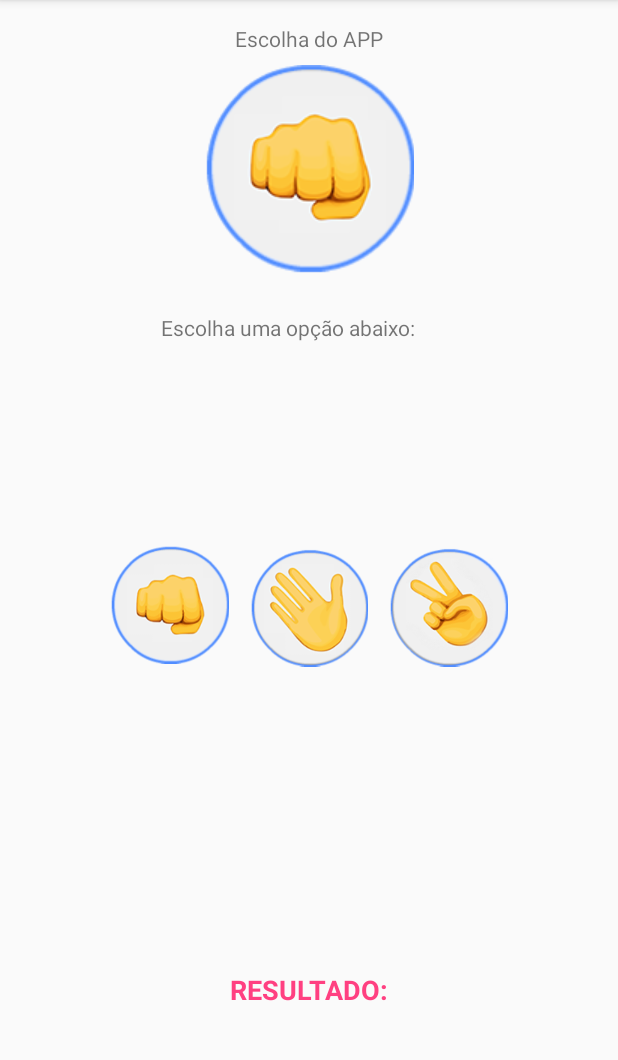
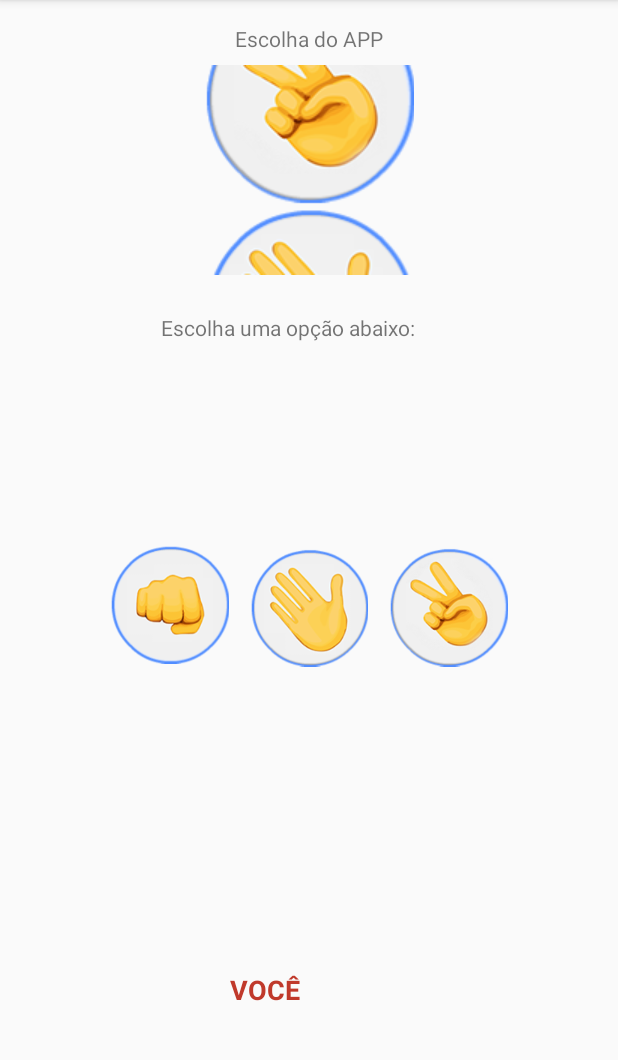
Before and after one commit to Tafarel-Brayan/Jokenpo, an Android app: the screen it shows after launch (MainActivity), after a tap on an icon or button, on a phone screen of 412 x 824 dp, the part 84-1144 px from its top. Run offline under Robolectric (Android 15) with nearby library versions, the phone set to English and light mode, and no system bars; 2 other taps on this screen came first.

```diff
--- a/app/src/main/java/com/tafarelbrayan/jokenpo/MainActivity.java
+++ b/app/src/main/java/com/tafarelbrayan/jokenpo/MainActivity.java
@@ -15,6 +15,11 @@ import static com.tafarelbrayan.jokenpo.R.color.colorSuccess;
 import static com.tafarelbrayan.jokenpo.R.color.colorWarning;
 
 public class MainActivity extends AppCompatActivity {
+
+    String opcao;
+    AnimationDrawable animationDrawable;
+    ImageView imageView;
+    TextView textView;
 
     @Override
     protected void onCreate(Bundle savedInstanceState) {
@@ -43,36 +48,31 @@ public class MainActivity extends AppCompatActivity {
     @SuppressLint("ResourceAsColor")
     public void jogar(String opcao){
 
-
         String[] opcoes = {"pedra", "papel", "tesoura"};
 
         int n = new Random().nextInt(3);
 
         String resultado = opcoes[n];
-            ImageView imageView = findViewById(R.id.imagePadrao);
-            TextView textView = findViewById(R.id.textoResultado);
+        this.imageView = findViewById(R.id.imagePadrao);
+        this.textView = findViewById(R.id.textoResultado);
 
         imageView.setImageResource(R.drawable.transparente);
 
         /*Gif Animado*/
         imageView.setBackgroundResource(R.drawable.splash_animation);
-            AnimationDrawable animationDrawable = (AnimationDrawable) imageView.getBackground();
+        this.animationDrawable = (AnimationDrawable) imageView.getBackground();
         animationDrawable.start();
 
-            Jogar jogarr = new Jogar();
-            Thread threadJogar = new Thread(jogarr);
-            threadJogar.start();
-            if(threadJogar.isAlive()){
-                System.out.println("N Thread Terminou!");
-            }else{
-                System.out.println("Thread Terminou!");
-            }
-            //teste(opcao, resultado, animationDrawable, imageView, textView);
-
+        teste(resultado);
 
     }
 
-    public void teste(String opcao, String resultado, AnimationDrawable animationDrawable, ImageView imageView, TextView textView){
+    public void teste(final String resultado){
+
+        Thread thread = new Thread(new Runnable() {
+            @Override
+            public void run() {
+
                 try {
                     Thread.sleep(3000);
 
@@ -138,5 +138,11 @@ public class MainActivity extends AppCompatActivity {
                     e.printStackTrace();
                 }
             }
+        }
+        );
+
+        thread.start();
 
     }
+
+}
--- a/app/src/main/res/drawable/splash_animation.xml
+++ b/app/src/main/res/drawable/splash_animation.xml
@@ -2,38 +2,38 @@
 <animation-list xmlns:android="http://schemas.android.com/apk/res/android" android:oneshot="false">
     <item
         android:drawable="@drawable/r1"
-        android:duration="150" />
+        android:duration="75" />
 
     <item
         android:drawable="@drawable/r2"
-        android:duration="150" />
+        android:duration="75" />
 
     <item
         android:drawable="@drawable/r3"
-        android:duration="150" />
+        android:duration="75" />
 
     <item
         android:drawable="@drawable/r4"
-        android:duration="150" />
+        android:duration="75" />
 
     <item
         android:drawable="@drawable/r5"
-        android:duration="150" />
+        android:duration="75" />
 
     <item
         android:drawable="@drawable/r6"
-        android:duration="150" />
+        android:duration="75" />
 
     <item
         android:drawable="@drawable/r7"
-        android:duration="150" />
+        android:duration="75" />
 
     <item
         android:drawable="@drawable/r8"
-        android:duration="150" />
+        android:duration="75" />
 
     <item
         android:drawable="@drawable/r9"
-        android:duration="150" />
+        android:duration="75" />
 
 </animation-list>
```
Lines whose indentation alone changed are shown as unchanged.
